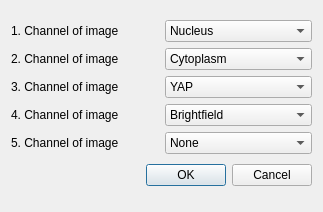
Qt form CellForceAnalyzer/src/WindowChannels.ui (Kinbischi/CellForceAnalyzer) before a commit.
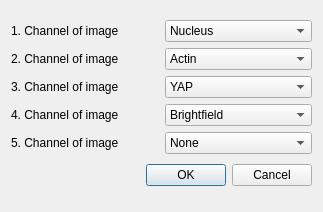
The same form after that commit.

Patch:
```diff
--- a/CellForceAnalyzer/src/WindowChannels.ui
+++ b/CellForceAnalyzer/src/WindowChannels.ui
@@ -85,10 +85,10 @@
           <bool>false</bool>
          </property>
          <property name="currentText">
-          <string>Cytoplasm</string>
+          <string>Actin</string>
          </property>
          <property name="currentIndex">
-          <number>2</number>
+          <number>4</number>
          </property>
          <item>
           <property name="text">
```
Left out of the diff: 3 changed lines with no effect on the pictures.
